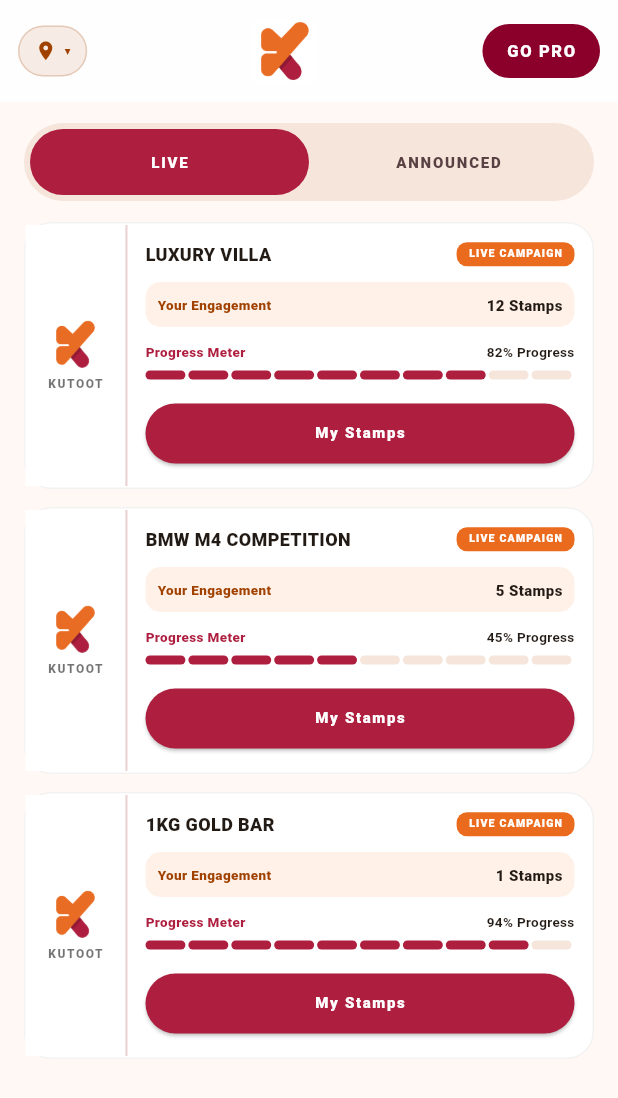
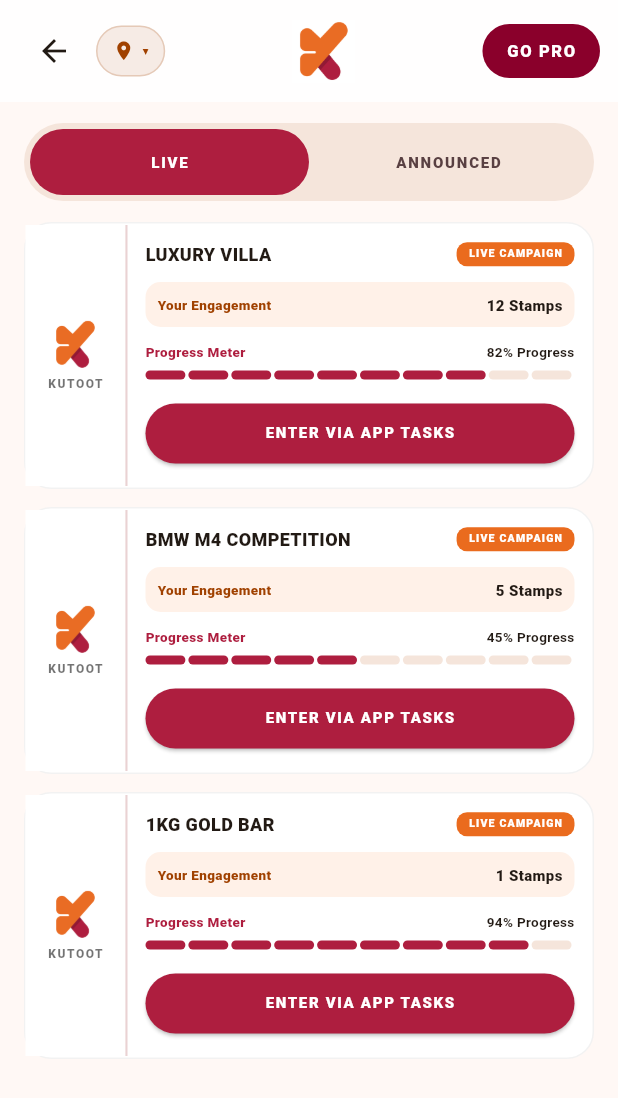
Before and after one commit to sanjeev059/kutoot-mobile, a Flutter app: the CampaignsScreen screen opened directly, on a phone screen of 412 x 824 dp. Shown: the top 1098 px of the screen. Run offline on Flutter 3.47's test engine with Material 3 defaults, Android fonts, the phone set to English and light mode, and no system bars; our stand-ins replace cached_network_image, dio, flutter_secure_storage, geocoding, geolocator, shared_preferences and 1 more; missing offline and left inert: mobile_scanner, razorpay_flutter; accounts and stored records are empty; network calls fail.

Commit message:
Add back buttons to all pushed screens and Play Store readiness fixes
- Add back arrow to CampaignsScreen, RewardsDealsScreen, AllStoresScreen headers
- Add conditional back button to LoginScreen (shown when pushed from guest)
- Gate debug OTP display behind kDebugMode (hidden in release builds)
- Disable usesCleartextTraffic in AndroidManifest for production security
- Gate uncaught error logging behind kDebugMode in main.dart

Made-with: Cursor

```diff
--- a/lib/main.dart
+++ b/lib/main.dart
@@ -19,7 +19,9 @@ void main() {
   runZonedGuarded(() {
     runApp(const KutootApp());
   }, (error, stack) {
-    debugPrint('Uncaught error: $error\n$stack');
+    if (kDebugMode) {
+      debugPrint('Uncaught error: $error\n$stack');
+    }
   });
 }
 
--- a/lib/screens/auth/otp_screen.dart
+++ b/lib/screens/auth/otp_screen.dart
@@ -1,4 +1,5 @@
 import 'dart:async';
+import 'package:flutter/foundation.dart';
 import 'package:flutter/material.dart';
 import 'package:flutter/services.dart';
 import 'package:provider/provider.dart';
@@ -220,7 +221,7 @@ class _OtpScreenState extends State<OtpScreen> {
                       ),
                     ],
                   ),
-                  if (_debugOtp != null)
+                  if (kDebugMode && _debugOtp != null)
                     Padding(
                       padding: const EdgeInsets.only(top: 4),
                       child: Container(
--- a/lib/screens/campaigns/campaigns_screen.dart
+++ b/lib/screens/campaigns/campaigns_screen.dart
@@ -210,6 +210,13 @@ class _CampaignHeader extends StatelessWidget {
       color: Colors.white.withValues(alpha: 0.92),
       child: Row(
         children: [
+          IconButton(
+            icon: const Icon(Icons.arrow_back, color: AppTheme.textPrimary),
+            onPressed: () => Navigator.of(context).pop(),
+            padding: EdgeInsets.zero,
+            constraints: const BoxConstraints(minWidth: 40, minHeight: 40),
+          ),
+          const SizedBox(width: 4),
           Container(
             padding: const EdgeInsets.symmetric(horizontal: 10, vertical: 8),
             decoration: BoxDecoration(
@@ -479,7 +486,7 @@ class _CampaignTicket extends StatelessWidget {
                           letterSpacing: 1.1,
                         ),
                       ),
-                      child: const Text('My Stamps'),
+                      child: const Text('ENTER VIA APP TASKS'),
                     ),
                   ),
                 ],
```
Also changed, not shown: lib/screens/auth/login_screen.dart (+7 -1 lines), lib/screens/home/kinetic_home_screens.dart (+16 -11 lines), lib/screens/rewards/rewards_deals_screen.dart (+7 -0 lines), 1 other file.
